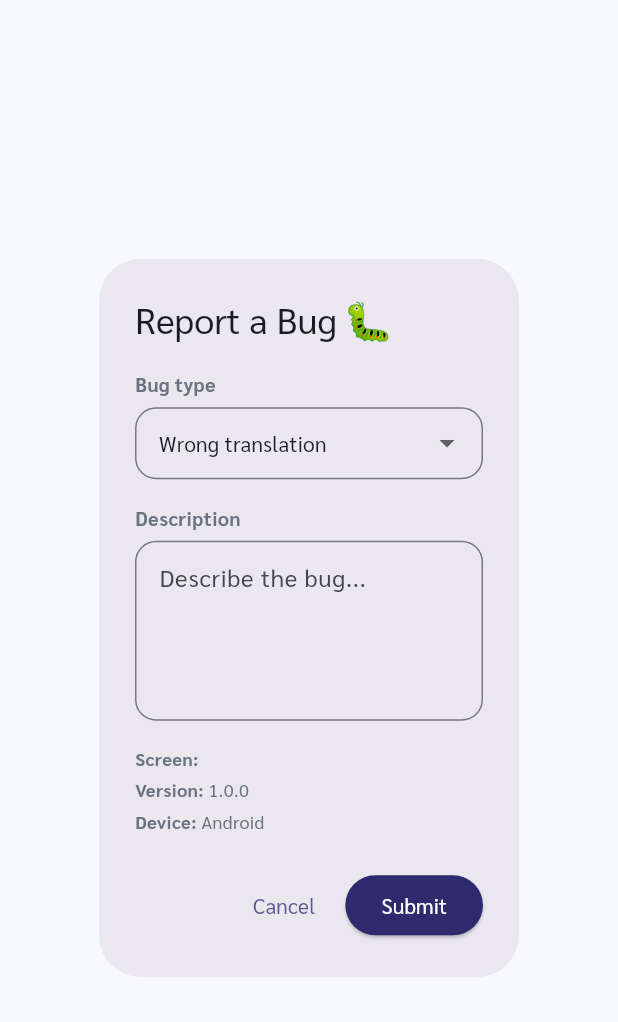
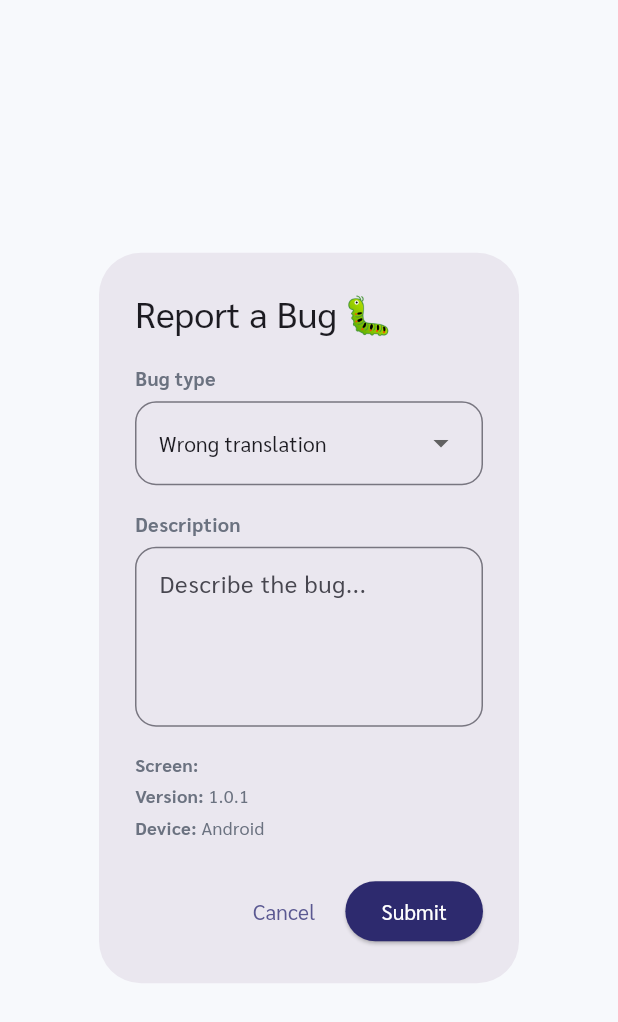
Before and after one commit to Makwaio/Thailingo, a Flutter app: the _BugReportDialog widget shown alone on an empty page, opened directly with empty values, on a phone screen of 412 x 824 dp. Shown: the top 1022 px of the screen. Run offline on Flutter 3.47's test engine with Material 3 defaults, Android fonts, the phone set to English and light mode, and no system bars; our stand-ins replace cloud_firestore, firebase_auth, firebase_core, flutter_animate, google_sign_in, just_audio and 1 more; accounts and stored records are empty; project files that could hold a hidden picture were left out.

Commit message:
Fix patch notes and errors

```diff
--- a/lib/screens/bug_report_dialog.dart
+++ b/lib/screens/bug_report_dialog.dart
@@ -106,15 +106,18 @@ class _BugReportDialogState extends State<_BugReportDialog> {
                   color: AppTheme.textSecondary),
             ),
             const SizedBox(height: 6),
-            DropdownButtonFormField<String>(
-              initialValue: _selectedType,
+            InputDecorator(
               decoration: InputDecoration(
                 contentPadding:
-                    const EdgeInsets.symmetric(horizontal: 12, vertical: 8),
+                    const EdgeInsets.symmetric(horizontal: 12, vertical: 4),
                 border: OutlineInputBorder(
                     borderRadius:
                         BorderRadius.circular(AppTheme.radiusMd)),
               ),
+              child: DropdownButtonHideUnderline(
+                child: DropdownButton<String>(
+                  value: _selectedType,
+                  isExpanded: true,
                   items: _bugTypes
                       .map((t) => DropdownMenuItem(
                             value: t,
@@ -123,6 +126,8 @@ class _BugReportDialogState extends State<_BugReportDialog> {
                           ))
                       .toList(),
                   onChanged: (v) => setState(() => _selectedType = v!),
+                ),
+              ),
             ),
 
             const SizedBox(height: 16),
--- a/lib/services/bug_report_service.dart
+++ b/lib/services/bug_report_service.dart
@@ -98,7 +98,7 @@ class BugReportService {
   BugReportService._internal();
 
   static const _queueKey = 'bug_reports_queue';
-  static const appVersion = '1.0.0';
+  static const appVersion = '1.0.1';
 
   FirebaseFirestore get _db => FirebaseFirestore.instance;
 
```
Also changed, not shown: lib/screens/whats_new_screen.dart (+7 -2 lines). Lines whose indentation alone changed are shown as unchanged.
